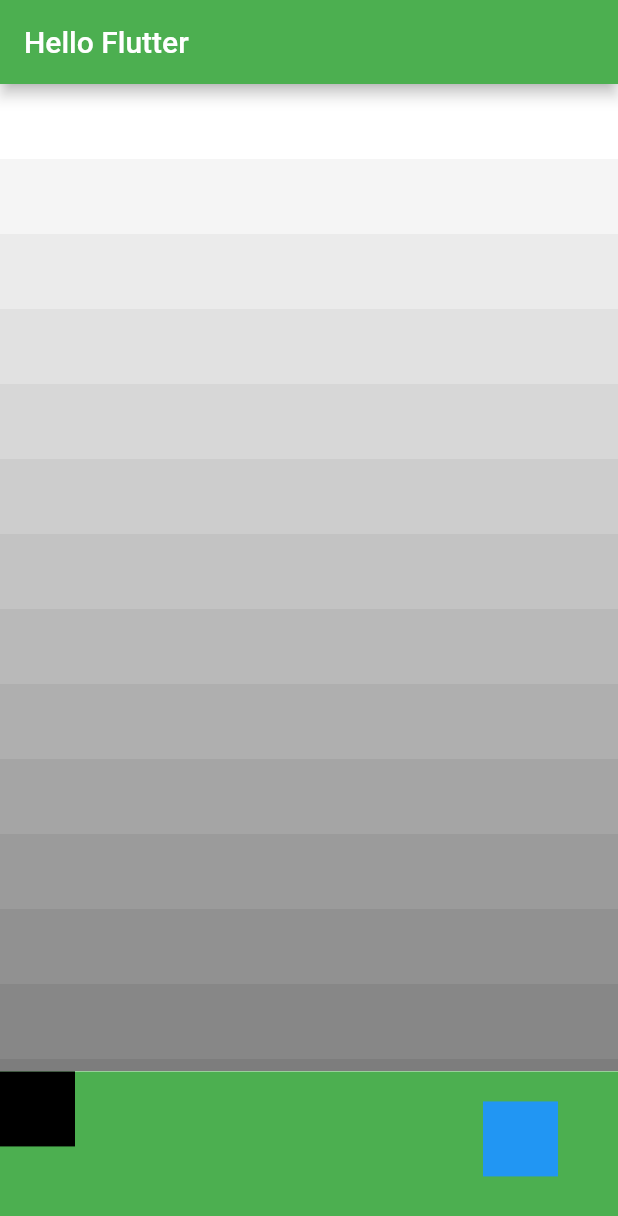
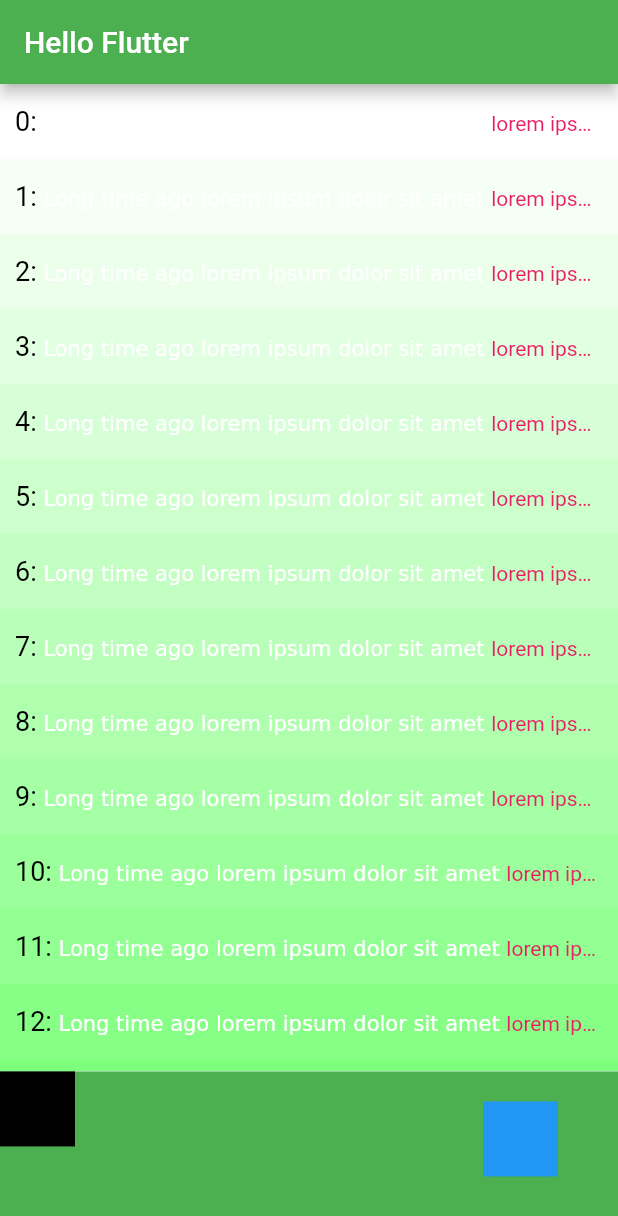
Before and after one commit to Drapegnik/hello_flutter, a Flutter app: the screen it shows after launch, on a phone screen of 412 x 824 dp. Shown: the top 1216 px of the screen. Run offline on Flutter 3.47's test engine with Material 2 defaults, Android fonts, the phone set to English and light mode, and no system bars.

Commit message:
layout: text

```diff
--- a/lib/main.dart
+++ b/lib/main.dart
@@ -20,10 +20,6 @@ class Square extends StatelessWidget {
   }
 }
 
-// Square(color: Colors.red),
-//         Square(color: Colors.blue),
-//         Square(color: Colors.black),
-
 class MyApp extends StatelessWidget {
   final String title = 'Hello Flutter';
 
@@ -33,7 +29,24 @@ class MyApp extends StatelessWidget {
         itemBuilder: (context, index) {
           print('lazy build $index');
           int c = 255 - index * 10;
-          return Container(color: Color.fromARGB(255, c, c, c), height: 50);
+          return Container(
+              alignment: Alignment.center,
+              color: Color.fromARGB(255, c, 255, c),
+              height: 50,
+              padding: const EdgeInsets.all(10),
+              child: RichText(
+                  maxLines: 1,
+                  overflow: TextOverflow.ellipsis,
+                  text: TextSpan(children: [
+                    TextSpan(
+                        text: '$index: ',
+                        style: TextStyle(color: Colors.black, fontSize: 18)),
+                    TextSpan(text: 'Long time ago '),
+                    TextSpan(text: 'lorem ipsum dolor sit amet '),
+                    TextSpan(
+                        text: 'lorem ipsum dolor sit amet',
+                        style: TextStyle(color: Colors.pink)),
+                  ])));
         });
   }
 
```
